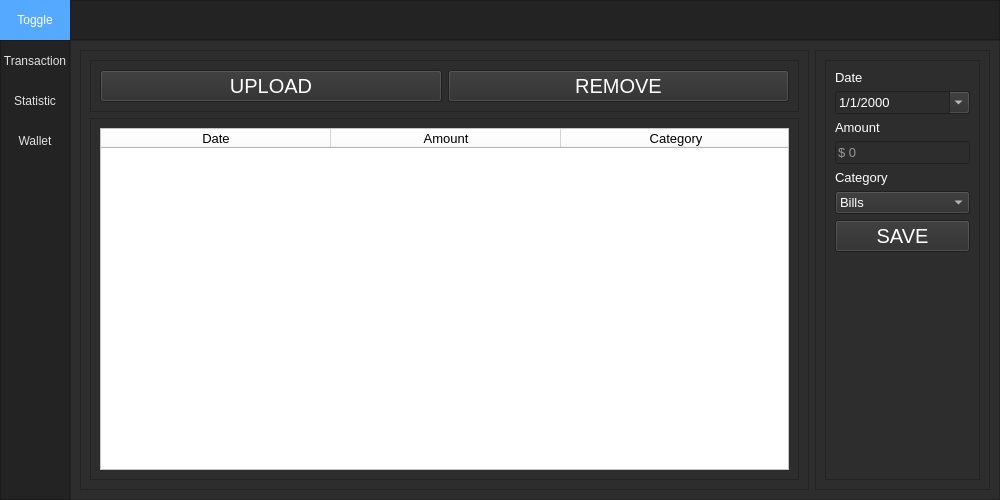
Before: the Qt Designer form ui_main.ui in Bezbiletnik/Expenses_tracker, drawn with Qt 5.
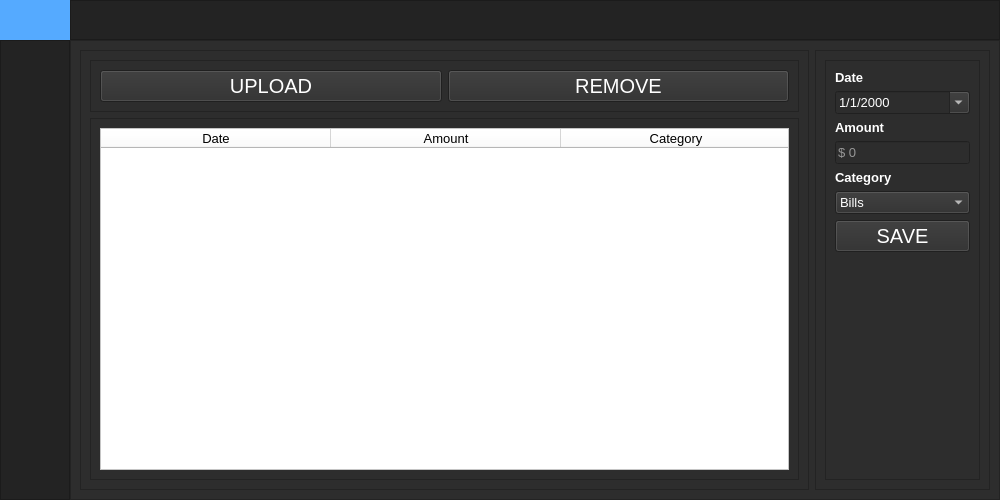
After: the same form once the commit is applied. Custom widgets are drawn as their Qt base class.

```diff
--- a/ui_main.ui
+++ b/ui_main.ui
@@ -124,7 +124,13 @@
 border: 0px solid;</string>
             </property>
             <property name="text">
-             <string>Toggle</string>
+             <string/>
+            </property>
+            <property name="iconSize">
+             <size>
+              <width>32</width>
+              <height>32</height>
+             </size>
             </property>
            </widget>
           </item>
@@ -239,6 +245,11 @@
                  <height>40</height>
                 </size>
                </property>
+               <property name="font">
+                <font>
+                 <pointsize>10</pointsize>
+                </font>
+               </property>
                <property name="styleSheet">
                 <string notr="true">QPushButton {
 	color: rgb(225, 225, 225);
@@ -250,7 +261,13 @@
 }</string>
                </property>
                <property name="text">
-                <string>Transaction</string>
+                <string/>
+               </property>
+               <property name="iconSize">
+                <size>
+                 <width>32</width>
+                 <height>32</height>
+                </size>
                </property>
               </widget>
              </item>
@@ -262,6 +279,11 @@
                  <height>40</height>
                 </size>
                </property>
+               <property name="font">
+                <font>
+                 <pointsize>10</pointsize>
+                </font>
+               </property>
                <property name="styleSheet">
                 <string notr="true">QPushButton {
 	color: rgb(225, 225, 225);
@@ -273,7 +295,13 @@
 }</string>
                </property>
                <property name="text">
-                <string>Statistic</string>
+                <string/>
+               </property>
+               <property name="iconSize">
+                <size>
+                 <width>32</width>
+                 <height>32</height>
+                </size>
                </property>
               </widget>
              </item>
@@ -285,6 +313,11 @@
                  <height>40</height>
                 </size>
                </property>
+               <property name="font">
+                <font>
+                 <pointsize>10</pointsize>
+                </font>
+               </property>
                <property name="styleSheet">
                 <string notr="true">QPushButton {
 	color: rgb(225, 225, 225);
@@ -296,7 +329,13 @@
 }</string>
                </property>
                <property name="text">
-                <string>Wallet</string>
+                <string/>
+               </property>
+               <property name="iconSize">
+                <size>
+                 <width>32</width>
+                 <height>32</height>
+                </size>
                </property>
               </widget>
              </item>
@@ -502,6 +541,12 @@
                       <property name="font">
                        <font>
                         <pointsize>10</pointsize>
+                        <weight>75</weight>
+                        <italic>false</italic>
+                        <bold>true</bold>
+                        <underline>false</underline>
+                        <strikeout>false</strikeout>
+                        <kerning>true</kerning>
                        </font>
                       </property>
                       <property name="styleSheet">
@@ -544,6 +589,8 @@
                       <property name="font">
                        <font>
                         <pointsize>10</pointsize>
+                        <weight>75</weight>
+                        <bold>true</bold>
                        </font>
                       </property>
                       <property name="styleSheet">
@@ -580,6 +627,8 @@
                       <property name="font">
                        <font>
                         <pointsize>10</pointsize>
+                        <weight>75</weight>
+                        <bold>true</bold>
                        </font>
                       </property>
                       <property name="styleSheet">
```
Left out of the diff: 7 changed lines with no effect on the pictures.
